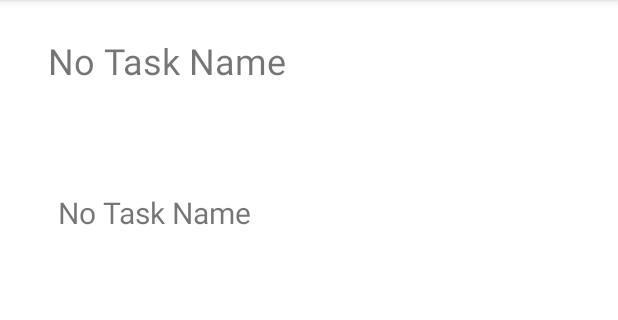
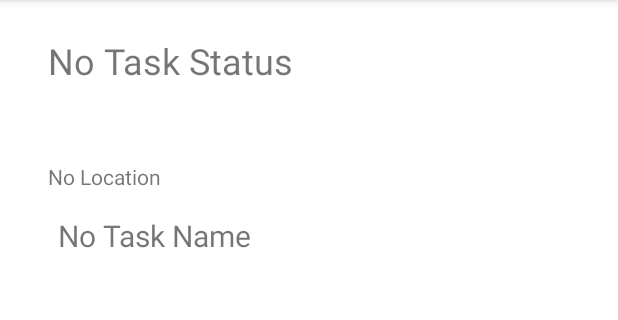
Before and after one commit to ETS-Android5/taskmaster, an Android app: the TaskDetailActivity screen opened directly, with no data from a screen before it, on a phone screen of 412 x 824 dp, the part 84-404 px from its top. Run offline under Robolectric (Android 15) with nearby library versions, the phone set to English and light mode, and no system bars; libraries missing offline, so code that uses them is left out: com.amplifyframework.core; 2 statements that could not run were skipped.

Commit message:
Upates recycler to add location string, task view shows location string, temp lat only

```diff
--- a/app/src/main/java/com/akkanben/taskmaster/activity/MainActivity.java
+++ b/app/src/main/java/com/akkanben/taskmaster/activity/MainActivity.java
@@ -38,6 +38,7 @@ public class MainActivity extends AppCompatActivity {
     public static final String TASK_STATUS_EXTRA_TAG = "taskStatus";
     public static final String TASK_DESCRIPTION_EXTRA_TAG = "taskDescription";
     public static final String TASK_ATTACHMENT_EXTRA_TAG = "taskAttachment";
+    public static final String TASK_LOCATION_EXTRA_TAG = "taskLocation";
 
     List<Task> taskList = new ArrayList<>();
     SharedPreferences preferences;
--- a/app/src/main/java/com/akkanben/taskmaster/activity/TaskDetailActivity.java
+++ b/app/src/main/java/com/akkanben/taskmaster/activity/TaskDetailActivity.java
@@ -30,6 +30,7 @@ public class TaskDetailActivity extends AppCompatActivity {
         String taskStatusString = null;
         String taskDescriptionString = null;
         String taskAttachementKeyString = null;
+        String taskLocationString = null;
         TaskStatus status = null;
         if (callingIntent != null) {
             taskNameString = callingIntent.getStringExtra(MainActivity.TASK_NAME_EXTRA_TAG);
@@ -37,23 +38,36 @@ public class TaskDetailActivity extends AppCompatActivity {
             status = TaskStatus.valueOf(taskStatusString);
             taskDescriptionString = callingIntent.getStringExtra(MainActivity.TASK_DESCRIPTION_EXTRA_TAG);
             taskAttachementKeyString = callingIntent.getStringExtra(MainActivity.TASK_ATTACHMENT_EXTRA_TAG);
+            taskLocationString = callingIntent.getStringExtra(MainActivity.TASK_LOCATION_EXTRA_TAG);
             setupStatusBackgroundColor(status);
         }
+
         TextView taskNameTextView = findViewById(R.id.task_detail_activity_task_title_text_view);
-        TextView taskStatusTextView = findViewById(R.id.text_view_task_detail_status);
-        TextView taskDescriptionTextView = findViewById(R.id.text_view_task_detail_description);
         if (taskNameString != null)
             taskNameTextView.setText(taskNameString);
         else
             taskNameTextView.setText(R.string.no_task_name);
+
+
+        TextView taskStatusTextView = findViewById(R.id.text_view_task_detail_status);
         if (taskStatusString != null)
             taskStatusTextView.setText(EnumUtility.taskStatusToString(status));
         else
-            taskNameTextView.setText(R.string.no_task_name);
+            taskNameTextView.setText(R.string.no_task_status);
+
+
+        TextView taskDescriptionTextView = findViewById(R.id.text_view_task_detail_description);
         if (taskDescriptionString != null)
             taskDescriptionTextView.setText(taskDescriptionString);
         else
             taskDescriptionTextView.setText(R.string.no_task_name);
+
+        TextView taskLocationTextView = findViewById(R.id.text_view_task_detail_activity_location);
+        if (taskLocationString != null)
+            taskLocationTextView.setText(taskLocationString);
+        else
+            taskLocationTextView.setText(R.string.no_location);
+
         if (taskAttachementKeyString != null && !taskAttachementKeyString.isEmpty()) {
             Amplify.Storage.downloadFile(
                    taskAttachementKeyString,
--- a/app/src/main/java/com/akkanben/taskmaster/adapter/TaskListRecyclerViewAdapter.java
+++ b/app/src/main/java/com/akkanben/taskmaster/adapter/TaskListRecyclerViewAdapter.java
@@ -6,6 +6,7 @@ import static com.akkanben.taskmaster.R.color.purple_700;
 import static com.akkanben.taskmaster.R.color.teal_200;
 import static com.akkanben.taskmaster.activity.MainActivity.TASK_ATTACHMENT_EXTRA_TAG;
 import static com.akkanben.taskmaster.activity.MainActivity.TASK_DESCRIPTION_EXTRA_TAG;
+import static com.akkanben.taskmaster.activity.MainActivity.TASK_LOCATION_EXTRA_TAG;
 import static com.akkanben.taskmaster.activity.MainActivity.TASK_NAME_EXTRA_TAG;
 import static com.akkanben.taskmaster.activity.MainActivity.TASK_STATUS_EXTRA_TAG;
 
@@ -60,6 +61,7 @@ public class TaskListRecyclerViewAdapter extends RecyclerView.Adapter<TaskListRe
                 goToTaskDetails.putExtra(TASK_DESCRIPTION_EXTRA_TAG, taskList.get(position).getBody());
                 goToTaskDetails.putExtra(TASK_STATUS_EXTRA_TAG, taskList.get(position).getStatus().toString());
                 goToTaskDetails.putExtra(TASK_ATTACHMENT_EXTRA_TAG, taskList.get(position).getAttachment());
+                goToTaskDetails.putExtra(TASK_LOCATION_EXTRA_TAG, taskList.get(position).getLatitude());
                 callingActivity.startActivity(goToTaskDetails);
             }
         });
--- a/app/src/main/res/layout/activity_task_detail.xml
+++ b/app/src/main/res/layout/activity_task_detail.xml
@@ -23,14 +23,14 @@
         android:layout_width="335dp"
         android:layout_height="0dp"
         android:layout_marginStart="32dp"
-        android:layout_marginTop="128dp"
+        android:layout_marginTop="16dp"
         android:layout_marginEnd="32dp"
         android:layout_marginBottom="512dp"
         android:textSize="20sp"
         app:layout_constraintBottom_toBottomOf="parent"
         app:layout_constraintEnd_toEndOf="parent"
         app:layout_constraintStart_toStartOf="parent"
-        app:layout_constraintTop_toTopOf="parent" />
+        app:layout_constraintTop_toBottomOf="@+id/text_view_task_detail_activity_location" />
 
     <TextView
         android:id="@+id/text_view_task_detail_status"
@@ -57,4 +57,13 @@
         app:layout_constraintTop_toBottomOf="@+id/text_view_task_detail_description"
         tools:ignore="ImageContrastCheck"
         tools:srcCompat="@tools:sample/avatars" />
+
+    <TextView
+        android:id="@+id/text_view_task_detail_activity_location"
+        android:layout_width="wrap_content"
+        android:layout_height="wrap_content"
+        android:layout_marginTop="16dp"
+        app:layout_constraintStart_toStartOf="@+id/text_view_task_detail_status"
+        app:layout_constraintTop_toBottomOf="@+id/text_view_task_detail_status"
+        tools:text="location" />
 </androidx.constraintlayout.widget.ConstraintLayout>
--- a/app/src/main/res/values/strings.xml
+++ b/app/src/main/res/values/strings.xml
@@ -42,4 +42,6 @@
     <string name="log_out">Log Out</string>
     <string name="enter_password">Enter Password</string>
     <string name="attachment">Attachment</string>
+    <string name="no_task_status">No Task Status</string>
+    <string name="no_location">No Location</string>
 </resources>
```
